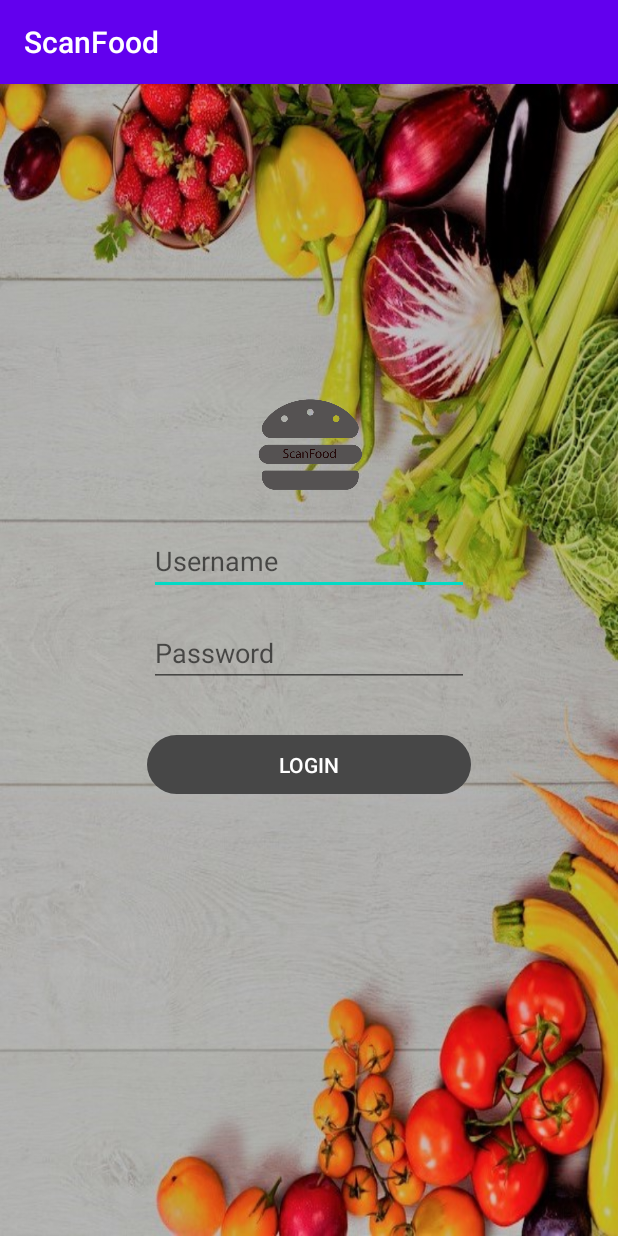
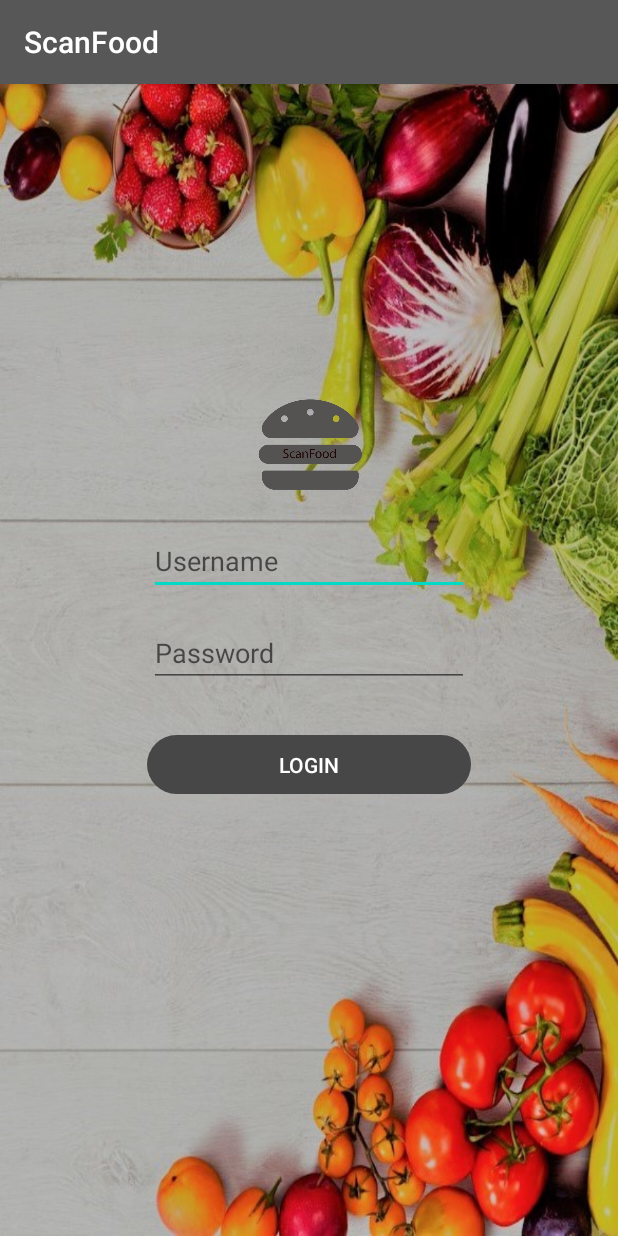
Before and after one commit to coding-factory-classrooms/project-android-l3-scan-group3, an Android app: the screen it shows after launch (LoginActivity), on a phone screen of 412 x 824 dp. Run offline under Robolectric (Android 15) with nearby library versions, the phone set to English and light mode, and no system bars.

Commit message:
feat : refacto architecture

```diff
--- a/app/build.gradle
+++ b/app/build.gradle
@@ -36,7 +36,9 @@ dependencies {
     implementation 'androidx.constraintlayout:constraintlayout:2.0.4'
     implementation 'androidx.recyclerview:recyclerview:1.1.0'
     implementation 'com.google.android.material:material:1.3.0'
-    implementation 'com.squareup.retrofit2:retrofit:2.3.0'
+
+    //RetroFit
+    implementation 'com.squareup.retrofit2:retrofit:2.6.0'
     implementation 'com.squareup.retrofit2:converter-gson:2.3.0'
     implementation 'com.squareup.retrofit2:adapter-rxjava2:2.6.0'
     //RxJava
--- a/app/src/main/AndroidManifest.xml
+++ b/app/src/main/AndroidManifest.xml
@@ -12,15 +12,15 @@
         android:roundIcon="@mipmap/ic_launcher_round"
         android:supportsRtl="true"
         android:theme="@style/AppTheme">
-        <activity android:name=".detail.DetailActivity"></activity>
-        <activity android:name=".login.LoginActivity">
+        <activity android:name=".presentation.detail.DetailActivity" />
+        <activity android:name=".presentation.login.LoginActivity">
             <intent-filter>
                 <action android:name="android.intent.action.MAIN"/>
 
                 <category android:name="android.intent.category.LAUNCHER"/>
             </intent-filter>
         </activity>
-        <activity android:name=".historylist.HistoryListActivity">
+        <activity android:name=".presentation.history.HistoryListActivity">
 
         </activity>
     </application>
--- a/app/src/main/java/com/example/scanfood/detail/DetailViewModel.kt
+++ b/app/src/main/java/com/example/scanfood/application/detail/DetailViewModel.kt
@@ -1,4 +1,4 @@
-package com.example.scanfood.detail
+package com.example.scanfood.application.detail
 
 import androidx.lifecycle.ViewModel
 
--- /dev/null
+++ b/app/src/main/java/com/example/scanfood/application/login/LoginViewModel.kt
@@ -0,0 +1,42 @@
+package com.example.scanfood.application.login
+
+import androidx.lifecycle.LiveData
+import androidx.lifecycle.MutableLiveData
+import androidx.lifecycle.ViewModel
+
+sealed class LoginViewModelState(
+        open val errorMessage: String = "",
+        open val loginButtonEnabled: Boolean = false
+    ) {
+        object Loading : LoginViewModelState()
+        object Success : LoginViewModelState()
+        data class Failure(override val errorMessage: String) :
+            LoginViewModelState(errorMessage = errorMessage, loginButtonEnabled = true)
+
+        data class UpdateLogin(override val loginButtonEnabled: Boolean) :
+            LoginViewModelState(loginButtonEnabled = loginButtonEnabled)
+}
+
+class LoginViewModel : ViewModel() {
+    private val state = MutableLiveData<LoginViewModelState>()
+    fun getState(): LiveData<LoginViewModelState> = state
+
+    fun login(username: String, password: String) {
+        val isValid = validLogin(username, password)
+        if (isValid) state.value =
+            LoginViewModelState.Success else state.value =
+            LoginViewModelState.Failure(
+                "Invalid credentials"
+            )
+    }
+
+    private fun validLogin(username: String, password: String): Boolean = username == "kotlin" && password == "rocks"
+    fun updateLogin(username: String, password: String) {
+        val buttonEnabled = username.isNotBlank() && password.isNotBlank()
+        state.value =
+            LoginViewModelState.UpdateLogin(
+                loginButtonEnabled = buttonEnabled
+            )
+    }
+
+}
--- a/app/src/main/java/com/example/scanfood/detail/DetailAdapter.kt
+++ /dev/null
@@ -1,4 +0,0 @@
-package com.example.scanfood.detail
-
-class DetailAdapter {
-}
--- a/app/src/main/java/com/example/scanfood/infrastructure/ScanFoodService.kt
+++ b/app/src/main/java/com/example/scanfood/infrastructure/api/ScanFoodService.kt
@@ -1,4 +1,4 @@
-package com.example.scanfood.infrastructure
+package com.example.scanfood.infrastructure.api
 
 import android.util.Log
 import com.example.scanfood.domain.Product
--- a/app/src/main/java/com/example/scanfood/login/LoginViewModel.kt
+++ /dev/null
@@ -1,38 +0,0 @@
-package com.example.scanfood.login
-
-import androidx.lifecycle.LiveData
-import androidx.lifecycle.MutableLiveData
-import androidx.lifecycle.ViewModel
-
-sealed class LoginViewModelState(
-        open val errorMessage: String = "",
-        open val loginButtonEnabled: Boolean = false
-    ) {
-        object Loading : LoginViewModelState()
-        object Success : LoginViewModelState()
-        data class Failure(override val errorMessage: String) :
-            LoginViewModelState(errorMessage = errorMessage, loginButtonEnabled = true)
-
-        data class UpdateLogin(override val loginButtonEnabled: Boolean) :
-            LoginViewModelState(loginButtonEnabled = loginButtonEnabled)
-    }
-
-    class LoginViewModel : ViewModel() {
-        private val state = MutableLiveData<LoginViewModelState>()
-        fun getState(): LiveData<LoginViewModelState> = state
-
-        fun login(username: String, password: String) {
-            val isValid = validLogin(username, password)
-            if (isValid) state.value = LoginViewModelState.Success else state.value =
-                LoginViewModelState.Failure("Invalid credentials")
-        }
-
-        private fun validLogin(username: String, password: String): Boolean = username == "kotlin" && password == "rocks"
-        fun updateLogin(username: String, password: String) {
-            val buttonEnabled = username.isNotBlank() && password.isNotBlank()
-            state.value = LoginViewModelState.UpdateLogin(loginButtonEnabled = buttonEnabled)
-        }
-
-    }
-
-    fun validLogin(username: String, password: String): Boolean = username == "kotlin" && password == "rocks"
--- a/app/src/main/java/com/example/scanfood/detail/DetailActivity.kt
+++ b/app/src/main/java/com/example/scanfood/presentation/detail/DetailActivity.kt
@@ -1,4 +1,4 @@
-package com.example.scanfood.detail
+package com.example.scanfood.presentation.detail
 
 import androidx.appcompat.app.AppCompatActivity
 import android.os.Bundle
--- /dev/null
+++ b/app/src/main/java/com/example/scanfood/presentation/detail/DetailAdapter.kt
@@ -0,0 +1,4 @@
+package com.example.scanfood.presentation.detail
+
+class DetailAdapter {
+}
--- a/app/src/main/java/com/example/scanfood/historylist/HistoryAdapter.kt
+++ b/app/src/main/java/com/example/scanfood/presentation/history/HistoryAdapter.kt
@@ -1,4 +1,4 @@
-package com.example.scanfood.historylist
+package com.example.scanfood.presentation.history
 
 import android.view.LayoutInflater
 import android.view.ViewGroup
@@ -13,7 +13,9 @@ class HistoryAdapter(private  var products: List<Product>) : RecyclerView.Adapte
     override fun onCreateViewHolder(parent: ViewGroup, viewType: Int): ViewHolder {
         val inflater = LayoutInflater.from(parent.context)
         val binding = ItemHistoryBinding.inflate(inflater, parent, false)
-        return ViewHolder(binding)
+        return ViewHolder(
+            binding
+        )
     }
 
     override fun onBindViewHolder(holder: ViewHolder, position: Int) {
--- a/app/src/main/res/layout/activity_history_list.xml
+++ b/app/src/main/res/layout/activity_history_list.xml
@@ -4,7 +4,7 @@
     xmlns:tools="http://schemas.android.com/tools"
     android:layout_width="match_parent"
     android:layout_height="match_parent"
-    tools:context=".historylist.HistoryListActivity">
+    tools:context=".presentation.login.history.HistoryListActivity">
 
     <androidx.recyclerview.widget.RecyclerView
         android:id="@+id/recyclerView"
--- a/app/src/main/res/layout/activity_login.xml
+++ b/app/src/main/res/layout/activity_login.xml
@@ -5,7 +5,7 @@
     android:layout_width="match_parent"
     android:layout_height="match_parent"
     android:background="@drawable/fond"
-    tools:context=".login.LoginActivity">
+    tools:context=".presentation.login.LoginActivity">
 
     <EditText
         android:id="@+id/usernameEditText"
--- a/app/src/main/res/values/colors.xml
+++ b/app/src/main/res/values/colors.xml
@@ -1,6 +1,6 @@
 <?xml version="1.0" encoding="utf-8"?>
 <resources>
-    <color name="colorPrimary">#6200EE</color>
-    <color name="colorPrimaryDark">#3700B3</color>
+    <color name="colorPrimary">#575757</color>
+    <color name="colorPrimaryDark">#252525</color>
     <color name="colorAccent">#03DAC5</color>
 </resources>
```
Also changed, not shown: app/src/main/java/com/example/scanfood/application/history/HistoryListViewModel.kt (renamed from app/src/main/java/com/example/scanfood/historylist/HistoryListViewModel.kt, +21 -6 lines), app/src/main/java/com/example/scanfood/domain/Product.kt (+14 -1 lines), app/src/main/java/com/example/scanfood/infrastructure/database/DataBaseHelper.kt (renamed from app/src/main/java/com/example/scanfood/DataBaseHelper.kt, +4 -4 lines), app/src/main/java/com/example/scanfood/presentation/history/HistoryListActivity.kt (renamed from app/src/main/java/com/example/scanfood/historylist/HistoryListActivity.kt, +12 -6 lines), app/src/main/java/com/example/scanfood/presentation/login/LoginActivity.kt (renamed from app/src/main/java/com/example/scanfood/login/LoginActivity.kt, +6 -5 lines), app/src/main/java/com/example/scanfood/detail/toremove.txt (deleted), 2 other files.
